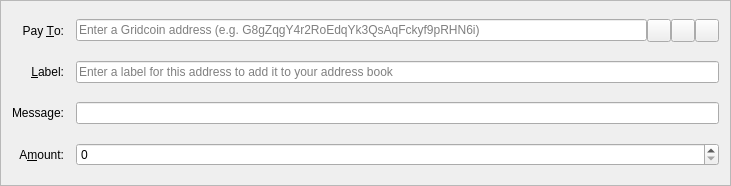
gridcoin-community/Gridcoin-Research, file src/qt/forms/sendcoinsentry.ui: the form before one commit.
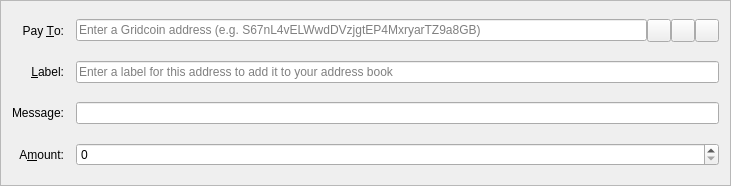
The form after the commit. Icons and pictures are not drawn. Custom widgets are drawn as their Qt base class.

Commit message: Fix invalid example Gridcoin address

The edit to the form file:
```diff
--- a/src/qt/forms/sendcoinsentry.ui
+++ b/src/qt/forms/sendcoinsentry.ui
@@ -70,7 +70,7 @@
         <number>34</number>
        </property>
        <property name="placeholderText">
-        <string>Enter a Gridcoin address (e.g. G8gZqgY4r2RoEdqYk3QsAqFckyf9pRHN6i)</string>
+        <string>Enter a Gridcoin address (e.g. S67nL4vELWwdDVzjgtEP4MxryarTZ9a8GB)</string>
        </property>
       </widget>
      </item>
```
The commit also changes 66 other files.
